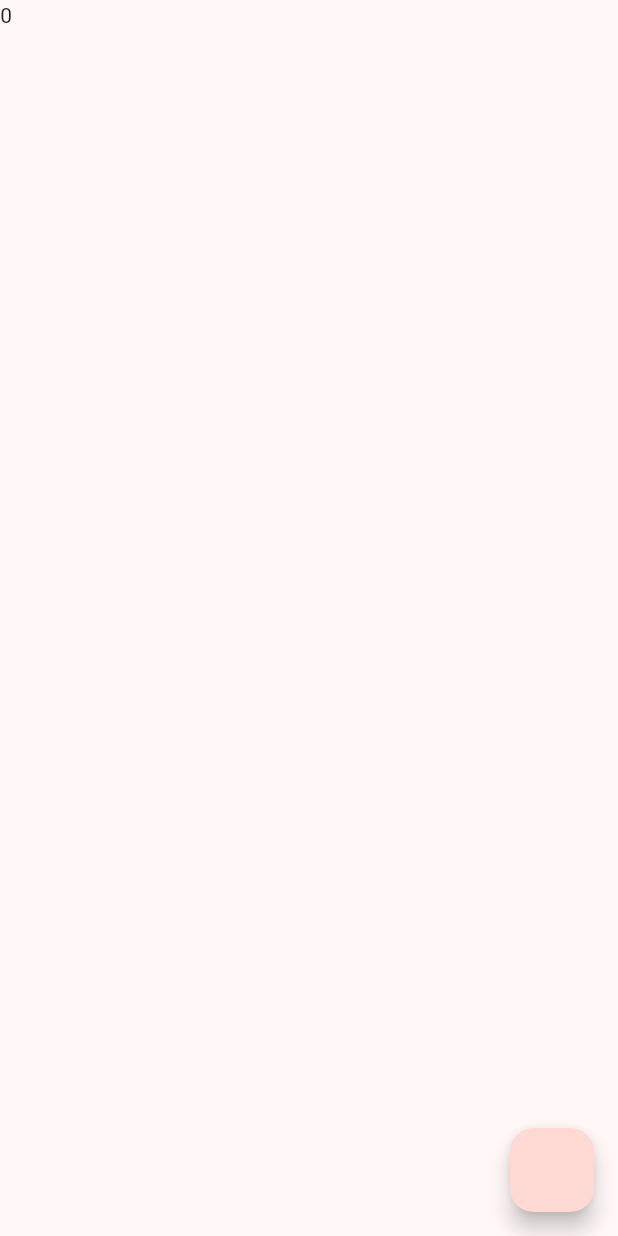
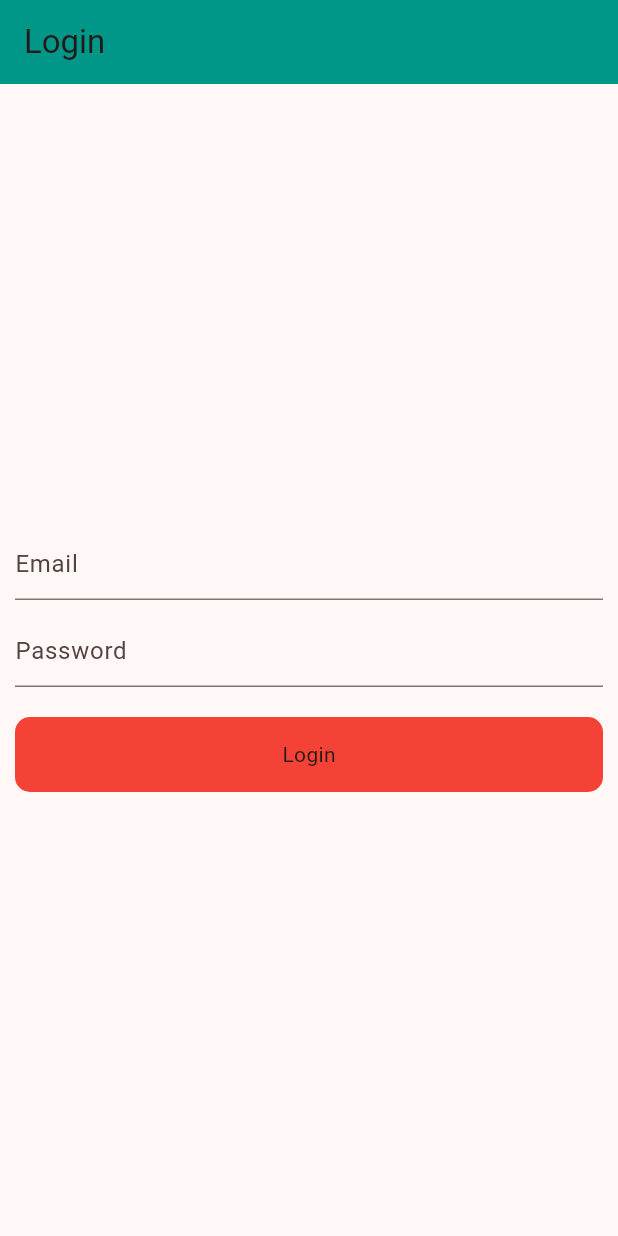
Before and after one commit to syedhasnatali785/counter_scratch, a Flutter app: the screen it shows after launch, on a phone screen of 412 x 824 dp. Run offline on Flutter 3.47's test engine with Material 3 defaults, Android fonts, the light colour scheme and no system bars.

Commit message:
post api call using http and provider on login

```diff
--- a/lib/main.dart
+++ b/lib/main.dart
@@ -1,3 +1,4 @@
+import 'package:counter_scratch/provider/auth_provider.dart';
 import 'package:counter_scratch/provider/count_provider.dart';
 import 'package:counter_scratch/provider/example_one_provider.dart';
 import 'package:counter_scratch/provider/favourite_provider.dart';
@@ -6,6 +7,7 @@ import 'package:counter_scratch/screen/count_example.dart';
 import 'package:counter_scratch/screen/dark_theme.dart';
 import 'package:counter_scratch/screen/example_one.dart';
 import 'package:counter_scratch/screen/favourite/favourite_screen.dart';
+import 'package:counter_scratch/screen/login.dart';
 import 'package:counter_scratch/screen/value_notify_listener.dart';
 import 'package:flutter/cupertino.dart';
 import 'package:flutter/material.dart';
@@ -28,13 +30,14 @@ class counterApp extends StatelessWidget {
         ChangeNotifierProvider(create: (_) => CountProvider()),
         ChangeNotifierProvider(create: (_) => FavouriteProvider()),
         ChangeNotifierProvider(create: (_) => ThemeChangerProvider()),
+        ChangeNotifierProvider(create: (_) => AuthProvider()),
       ],
       child: Builder(
         builder: (BuildContext context) {
           final themeChanger = Provider.of<ThemeChangerProvider>(context);
           return MaterialApp(
             themeMode: themeChanger.themeMode,
-            home: ValueNotifyListener(),
+            home: Login(),
             theme: ThemeData(
               brightness: Brightness.light,
               colorScheme: ColorScheme.fromSeed(
--- /dev/null
+++ b/lib/screen/login.dart
@@ -0,0 +1,63 @@
+import 'package:counter_scratch/provider/auth_provider.dart';
+import 'package:flutter/material.dart';
+import 'package:provider/provider.dart';
+
+class Login extends StatelessWidget {
+  Login({super.key});
+  final emailController = TextEditingController();
+  final passwordController = TextEditingController();
+  @override
+  Widget build(BuildContext context) {
+    final authProvider = Provider.of<AuthProvider>(context);
+    return Scaffold(
+      appBar: AppBar(title: Text("Login")),
+      body: Center(
+        child: Padding(
+          padding: const EdgeInsets.all(10.0),
+          child: Column(
+            mainAxisAlignment: MainAxisAlignment.center,
+            crossAxisAlignment: CrossAxisAlignment.center,
+            children: [
+              TextFormField(
+                controller: emailController,
+                decoration: InputDecoration(hintText: 'Email'),
+              ),
+              SizedBox(height: 10),
+              TextFormField(
+                controller: passwordController,
+                decoration: InputDecoration(hintText: 'Password'),
+              ),
+              SizedBox(height: 20),
+              InkWell(
+                onTap: () async {
+                  if (emailController.text.isEmpty || passwordController.text.isEmpty) {
+                    ScaffoldMessenger.of(context).showSnackBar(
+                      SnackBar(content: Text("Please Fill Out Alls Fields")),
+                    );
+                  }
+                  authProvider.login(
+                    emailController.text.toString(),
+                    passwordController.text.toString(),
+                  );
+                },
+                child: Container(
+                  height: 50,
+                  width: double.infinity,
+                  decoration: BoxDecoration(
+                    color: Colors.red,
+                    borderRadius: BorderRadius.circular(10),
+                  ),
+                  child: Center(
+                    child: authProvider.loading
+                        ? CircularProgressIndicator()
+                        : Text("Login"),
+                  ),
+                ),
+              ),
+            ],
+          ),
+        ),
+      ),
+    );
+  }
+}
--- a/pubspec.yaml
+++ b/pubspec.yaml
@@ -35,6 +35,7 @@ dependencies:
   # Use with the CupertinoIcons class for iOS style icons.
   cupertino_icons: ^1.0.8
   provider: ^6.1.5+1
+  http:
 
 dev_dependencies:
   flutter_test:
```
Also changed, not shown: lib/provider/auth_provider.dart (added, +38 -0 lines), lib/screen/value_notify_listener.dart (+36 -9 lines), pubspec.lock.
